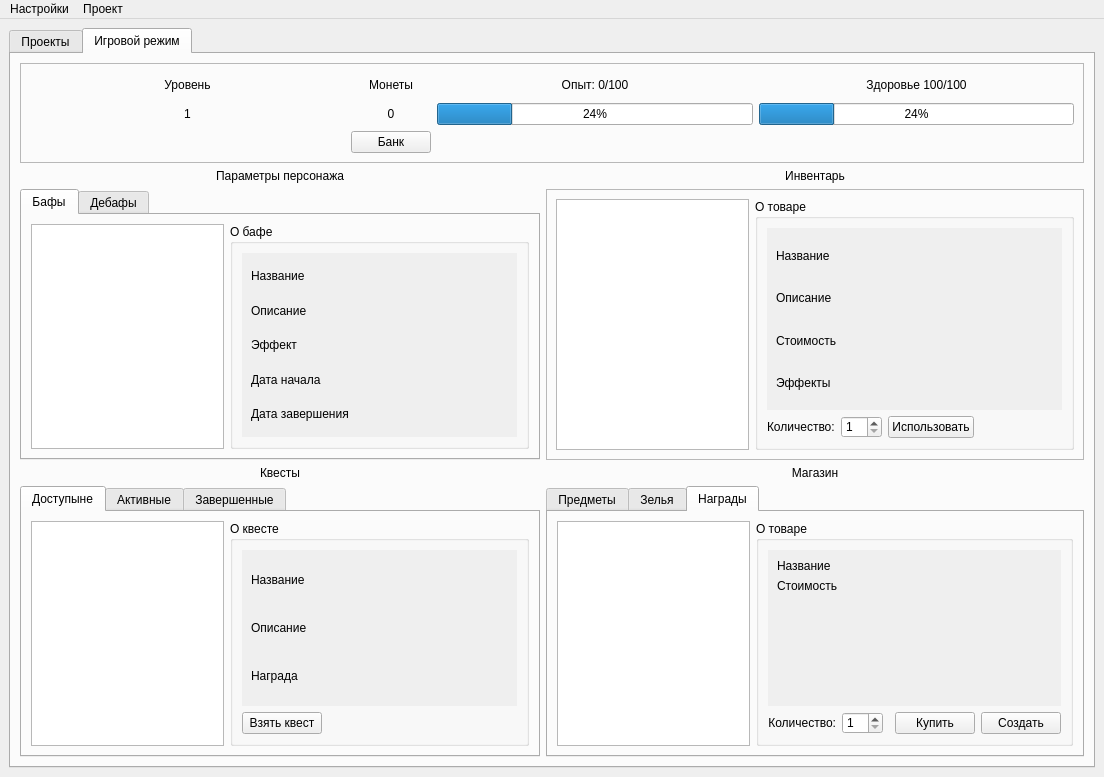
First picture: the form in UI template/main_window.ui, repository nevskyforever/nfprogress, before the edit.
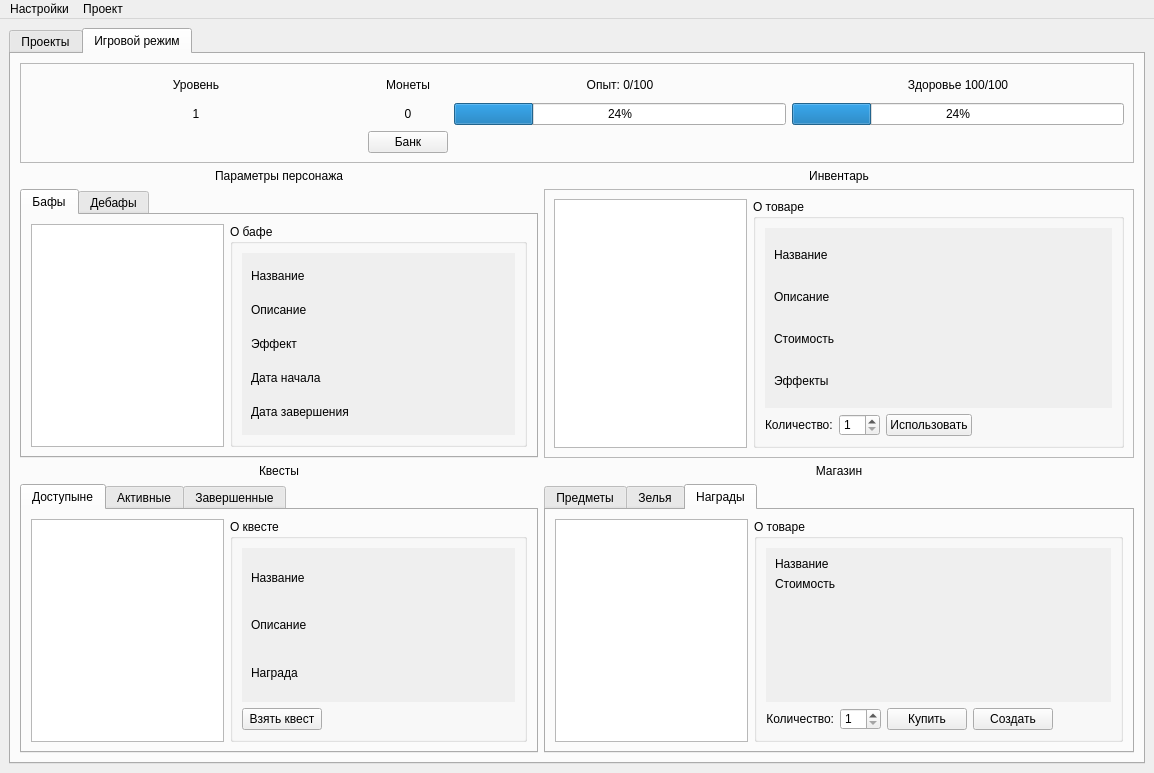
Second picture: the form after the edit. The open tabs and pages were chosen to show the change.

Commit message: Правки раздела Наград

Diff of the .ui file:
```diff
--- a/UI template/main_window.ui
+++ b/UI template/main_window.ui
@@ -6,8 +6,8 @@
    <rect>
     <x>0</x>
     <y>0</y>
-    <width>1104</width>
-    <height>777</height>
+    <width>1154</width>
+    <height>773</height>
    </rect>
   </property>
   <property name="font">
@@ -1241,7 +1241,7 @@
                   <rect>
                    <x>0</x>
                    <y>0</y>
-                   <width>326</width>
+                   <width>376</width>
                    <height>150</height>
                   </rect>
                  </property>
@@ -1400,7 +1400,7 @@
                     <x>0</x>
                     <y>0</y>
                     <width>164</width>
-                    <height>143</height>
+                    <height>139</height>
                    </rect>
                   </property>
                   <layout class="QGridLayout" name="gridLayout_14">
@@ -2152,33 +2152,6 @@
                  </property>
                 </widget>
                </item>
-               <item row="2" column="3" colspan="2">
-                <widget class="QPushButton" name="button_for_buy_selected_item_3">
-                 <property name="sizePolicy">
-                  <sizepolicy hsizetype="Fixed" vsizetype="Fixed">
-                   <horstretch>19</horstretch>
-                   <verstretch>0</verstretch>
-                  </sizepolicy>
-                 </property>
-                 <property name="font">
-                  <font>
-                   <family>Arial</family>
-                  </font>
-                 </property>
-                 <property name="mouseTracking">
-                  <bool>false</bool>
-                 </property>
-                 <property name="tabletTracking">
-                  <bool>false</bool>
-                 </property>
-                 <property name="focusPolicy">
-                  <enum>Qt::FocusPolicy::NoFocus</enum>
-                 </property>
-                 <property name="text">
-                  <string>Купить</string>
-                 </property>
-                </widget>
-               </item>
                <item row="2" column="1">
                 <widget class="QSpinBox" name="value_for_buy_selected_item_3">
                  <property name="sizePolicy">
@@ -2200,14 +2173,20 @@
                  </property>
                 </widget>
                </item>
-               <item row="2" column="5">
-                <widget class="QPushButton" name="button_for_create_custom_award">
-                 <property name="text">
-                  <string>Создать</string>
+               <item row="2" column="6">
+                <spacer name="horizontalSpacer_2">
+                 <property name="orientation">
+                  <enum>Qt::Orientation::Horizontal</enum>
                  </property>
-                </widget>
+                 <property name="sizeHint" stdset="0">
+                  <size>
+                   <width>40</width>
+                   <height>20</height>
+                  </size>
+                 </property>
+                </spacer>
                </item>
-               <item row="0" column="0" colspan="6">
+               <item row="0" column="0" colspan="7">
                 <widget class="QScrollArea" name="about_selected_goods_3">
                  <property name="font">
                   <font>
@@ -2222,8 +2201,8 @@
                    <rect>
                     <x>0</x>
                     <y>0</y>
-                    <width>306</width>
-                    <height>131</height>
+                    <width>356</width>
+                    <height>127</height>
                    </rect>
                   </property>
                   <layout class="QGridLayout" name="gridLayout_33">
@@ -2274,6 +2253,40 @@
                  </widget>
                 </widget>
                </item>
+               <item row="2" column="2">
+                <widget class="QPushButton" name="button_for_buy_selected_item_3">
+                 <property name="sizePolicy">
+                  <sizepolicy hsizetype="Fixed" vsizetype="Fixed">
+                   <horstretch>19</horstretch>
+                   <verstretch>0</verstretch>
+                  </sizepolicy>
+                 </property>
+                 <property name="font">
+                  <font>
+                   <family>Arial</family>
+                  </font>
+                 </property>
+                 <property name="mouseTracking">
+                  <bool>false</bool>
+                 </property>
+                 <property name="tabletTracking">
+                  <bool>false</bool>
+                 </property>
+                 <property name="focusPolicy">
+                  <enum>Qt::FocusPolicy::NoFocus</enum>
+                 </property>
+                 <property name="text">
+                  <string>Купить</string>
+                 </property>
+                </widget>
+               </item>
+               <item row="2" column="3">
+                <widget class="QPushButton" name="button_for_create_custom_award">
+                 <property name="text">
+                  <string>Создать</string>
+                 </property>
+                </widget>
+               </item>
               </layout>
              </widget>
             </item>
@@ -2292,7 +2305,7 @@
     <rect>
      <x>0</x>
      <y>0</y>
-     <width>1104</width>
+     <width>1154</width>
      <height>30</height>
     </rect>
    </property>
```
Left out of the diff: 10 changed lines with no effect on the pictures. The commit also changes 1 other file.
